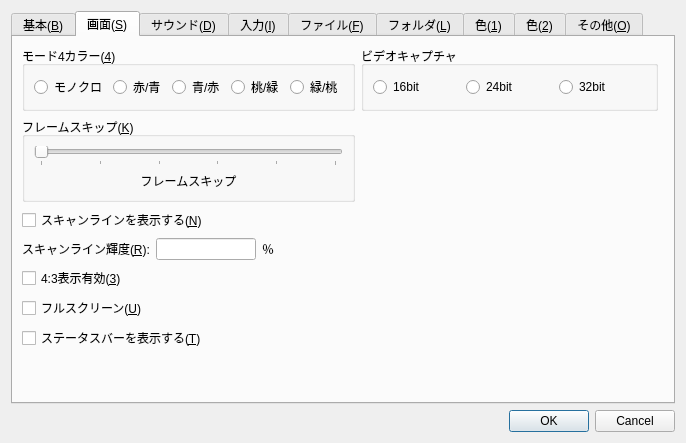
eighttails/PC6001VX, file src/Qt/configdialog.ui: the form before one commit.
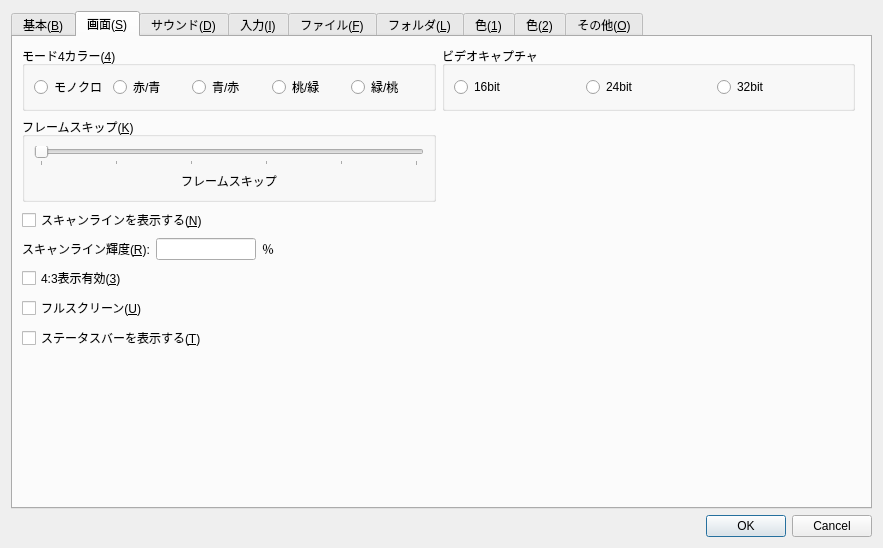
The form after the commit. The open tabs and pages were chosen to show the change. Custom widgets are drawn as their Qt base class.

Commit message: ビデオキャプチャ機能を当面無効にする。(未実装のため呼び出すとクラッシュする)

What changed in the file:
```diff
--- a/src/Qt/configdialog.ui
+++ b/src/Qt/configdialog.ui
@@ -6,8 +6,8 @@
    <rect>
     <x>0</x>
     <y>0</y>
-    <width>661</width>
-    <height>443</height>
+    <width>883</width>
+    <height>548</height>
    </rect>
   </property>
   <property name="maximumSize">
@@ -377,7 +377,10 @@
         </spacer>
        </item>
        <item row="0" column="1">
-        <widget class="QGroupBox" name="groupBox">
+        <widget class="QGroupBox" name="groupBoxVideoCapture">
+         <property name="enabled">
+          <bool>true</bool>
+         </property>
          <property name="title">
           <string>ビデオキャプチャ</string>
          </property>
```
Left out of the diff: 2 changed lines with no effect on the pictures. The commit also changes 2 other files.
